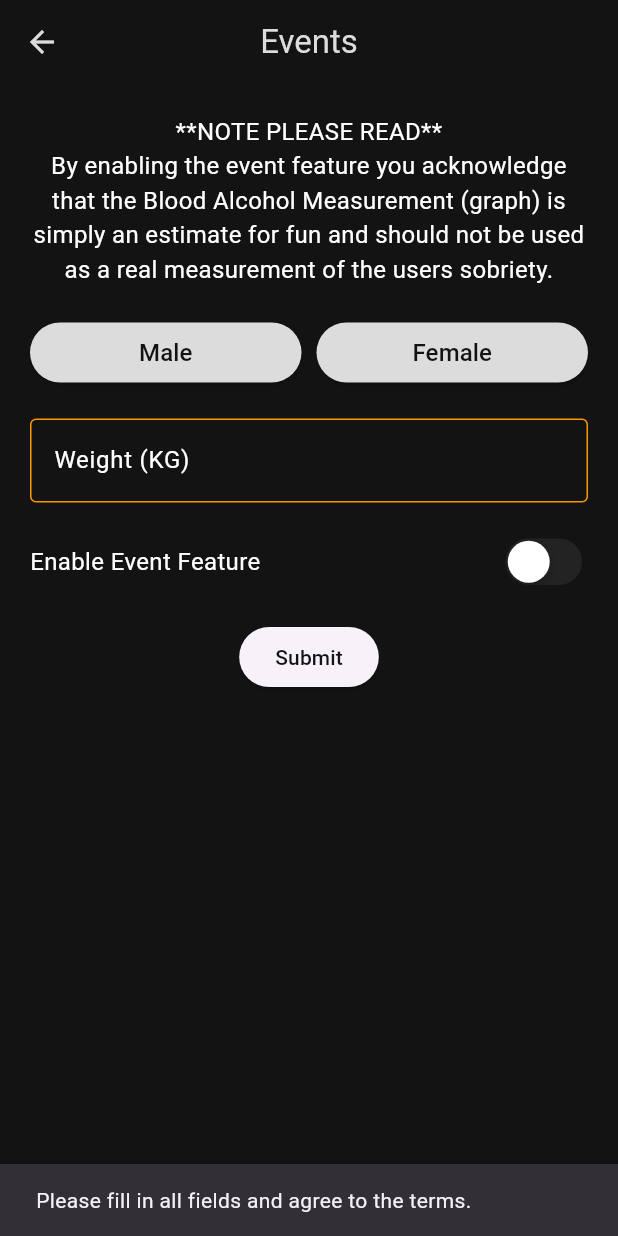
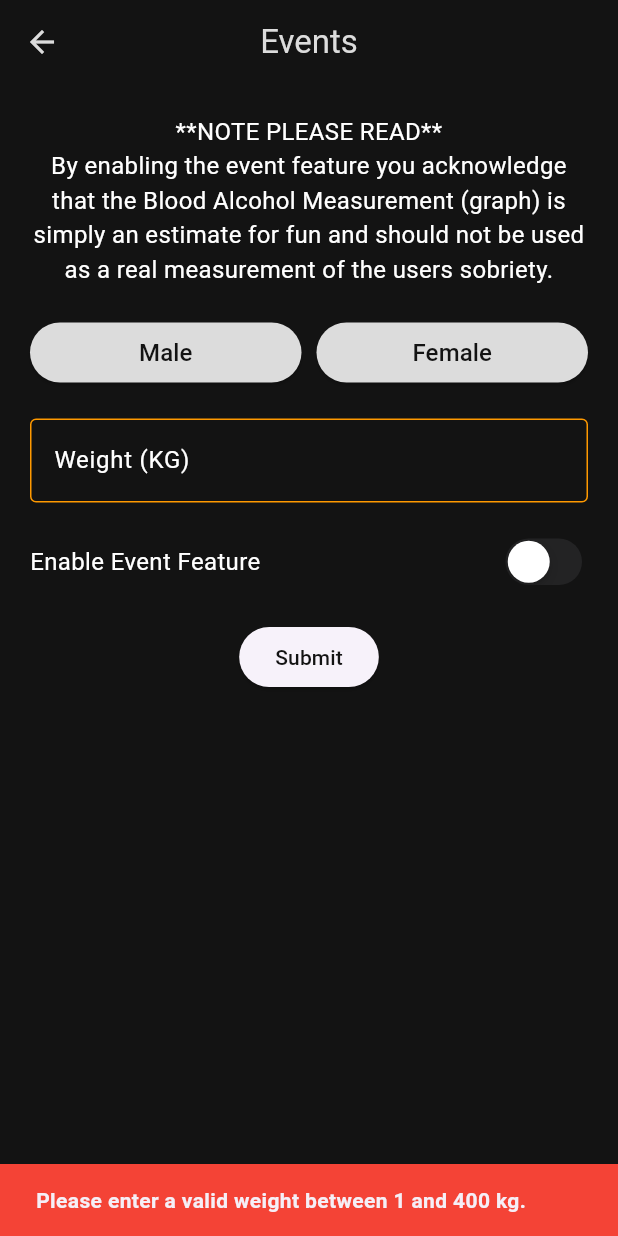
Before and after one commit to dann634/pubapp, a Flutter app: the EventScreen screen opened directly, after a tap on "Submit", on a phone screen of 412 x 824 dp. Run offline on Flutter 3.47's test engine with Material 3 defaults, Android fonts, the phone set to English and light mode, and no system bars; our stand-ins replace flutter_secure_storage, flutter_svg, shared_preferences; accounts and stored records are empty.

Commit message:
Fixed lots of event stuff

```diff
--- a/lib/connection.dart
+++ b/lib/connection.dart
@@ -379,7 +379,7 @@ Future<int> createEvent() async {
     final data = jsonDecode(response.body);
     final eventID = data["eventId"];
     if(eventID != null) {
-      await saveEventId(int.parse(eventID));
+      await saveEventId(eventID);
       return eventID;
     }
   }
--- a/lib/event.dart
+++ b/lib/event.dart
@@ -45,7 +45,8 @@ class _EventScreenState extends State<EventScreen> {
       int? eventId = await getEventId();
       print("Event ID: $eventId");
 
-      if (eventId == null) {
+      if (eventId == null || eventId == -1) {
+
         // User is not in an event
         print("User is not in an event. Showing JoinCreateEventWidget...");
         setState(() {
@@ -87,11 +88,15 @@ class _EventScreenState extends State<EventScreen> {
                   builder: (context) => SettingsWidget(
                     onLeaveEvent: () async {
                       await leaveEvent();
+                      saveEventId(-1);
+                      Navigator.pop(context);
                       checkProfile(); // Refresh the screen after leaving the event
                     },
                     onOptOut: () async {
                       await deleteBACProfile();
                       await saveBACProfile(false, -1, "null");
+                      await leaveEvent();
+                      saveEventId(-1);
                       checkProfile(); // Refresh the screen after opting out
                       // Navigate back to the default page
                       Navigator.pop(context); // Close the settings page
@@ -232,9 +237,21 @@ class _OptInWidgetState extends State<OptInWidget> {
             onPressed: isSubmitting
                 ? null // Disable button while submitting
                 : () async {
+              // Validate weight
+              final weight = double.tryParse(weightController.text);
+              if (weight == null || weight <= 0 || weight > 400) {
+                ScaffoldMessenger.of(context).showSnackBar(
+                  const SnackBar(
+                    content: Text("Please enter a valid weight between 1 and 400 kg.",style: TextStyle(fontWeight: FontWeight.bold)),
+                    backgroundColor: Colors.red, // Optional: Set background color for error
+                  ),
+                );
+                return; // Exit the function if weight is invalid
+              }
+
               if (selectedGender == null || weightController.text.isEmpty || !hasAgreed) {
                 ScaffoldMessenger.of(context).showSnackBar(
-                  const SnackBar(content: Text("Please fill in all fields and agree to the terms.")),
+                  const SnackBar(content: Text("Please fill in all fields and agree to the terms.",style: TextStyle(fontWeight: FontWeight.bold),),backgroundColor: Colors.red),
                 );
               } else {
                 setState(() {
@@ -256,7 +273,7 @@ class _OptInWidgetState extends State<OptInWidget> {
                 } catch (e) {
                   // Handle errors
                   ScaffoldMessenger.of(context).showSnackBar(
-                    SnackBar(content: Text("Failed to update info: $e")),
+                    SnackBar(content: Text("Failed to update info: $e",style: TextStyle(fontWeight: FontWeight.bold)),backgroundColor: Colors.red),
                   );
                 } finally {
                   setState(() {
@@ -267,7 +284,7 @@ class _OptInWidgetState extends State<OptInWidget> {
             },
             child: isSubmitting
                 ? const CircularProgressIndicator() // Show loading indicator
-                : const Text("Submit", style: TextStyle(color: DEFAULT_BLACK),),
+                : const Text("Submit", style: TextStyle(color: DEFAULT_BLACK)),
           ),
         ],
       ),
@@ -318,7 +335,7 @@ class JoinCreateEventWidget extends StatelessWidget {
             onPressed: () async {
               if (eventIdController.text.length != 8) {
                 ScaffoldMessenger.of(context).showSnackBar(
-                  const SnackBar(content: Text("Please enter a valid 8-digit Event ID.")),
+                  const SnackBar(content: Text("Please enter a valid 8-digit Event ID.",style: TextStyle(fontWeight: FontWeight.bold)),backgroundColor: Colors.red),
                 );
               } else {
                 bool success = await joinEvent(int.parse(eventIdController.text));
@@ -326,7 +343,7 @@ class JoinCreateEventWidget extends StatelessWidget {
                   onJoinOrCreate(); // Refresh the screen
                 } else {
                   ScaffoldMessenger.of(context).showSnackBar(
-                    const SnackBar(content: Text("Failed to join event. Please check the Event ID.")),
+                    const SnackBar(content: Text("Failed to join event. Please check the Event ID.",style: TextStyle(fontWeight: FontWeight.bold)),backgroundColor: Colors.red),
                   );
                 }
               }
@@ -557,9 +574,22 @@ class _UpdateInfoWidgetState extends State<UpdateInfoWidget> {
               onPressed: isSubmitting
                   ? null // Disable button while submitting
                   : () async {
+                // Validate weight
+                final weight = double.tryParse(weightController.text);
+                if (weight == null || weight <= 0 || weight > 400) {
+                  ScaffoldMessenger.of(context).showSnackBar(
+                    const SnackBar(
+                      content: Text("Please enter a valid weight between 1 and 400 kg.",style: TextStyle(fontWeight: FontWeight.bold)),
+                      backgroundColor: Colors.red, // Optional: Set background color for error
+                    ),
+                  );
+                  return; // Exit the function if weight is invalid
+                }
+
                 if (selectedGender == null || weightController.text.isEmpty) {
                   ScaffoldMessenger.of(context).showSnackBar(
-                    const SnackBar(content: Text("Please fill in all fields.")),
+                    const SnackBar(content: Text("Please fill in all fields.",style: TextStyle(fontWeight: FontWeight.bold)), backgroundColor: Colors.red,),
+
                   );
                 } else {
                   setState(() {
@@ -586,7 +616,7 @@ class _UpdateInfoWidgetState extends State<UpdateInfoWidget> {
                   } catch (e) {
                     // Handle errors
                     ScaffoldMessenger.of(context).showSnackBar(
-                      SnackBar(content: Text("Failed to update info: $e")),
+                      SnackBar(content: Text("Failed to update info: $e",style: TextStyle(fontWeight: FontWeight.bold)),backgroundColor: Colors.red),
                     );
                   } finally {
                     setState(() {
```
